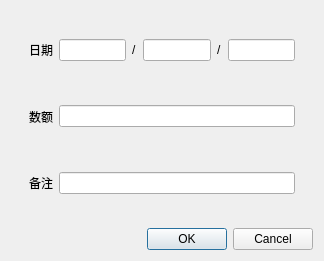
First picture: the form in withdrawdialog.ui, repository WitchElaina/BankSystem, before the edit.
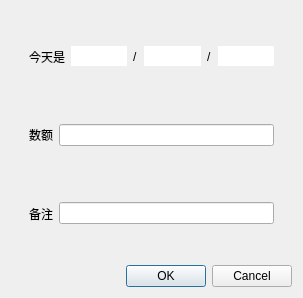
Second picture: the form after the edit.

Diff of the .ui file:
```diff
--- a/withdrawdialog.ui
+++ b/withdrawdialog.ui
@@ -6,12 +6,12 @@
    <rect>
     <x>0</x>
     <y>0</y>
-    <width>324</width>
-    <height>261</height>
+    <width>303</width>
+    <height>298</height>
    </rect>
   </property>
   <property name="sizePolicy">
-   <sizepolicy hsizetype="Fixed" vsizetype="Fixed">
+   <sizepolicy hsizetype="Preferred" vsizetype="Fixed">
     <horstretch>0</horstretch>
     <verstretch>0</verstretch>
    </sizepolicy>
@@ -29,15 +29,30 @@
          <item>
           <widget class="QLabel" name="label">
            <property name="text">
-            <string>日期</string>
+            <string>今天是</string>
            </property>
           </widget>
          </item>
          <item>
           <widget class="QLineEdit" name="year_input">
+           <property name="sizePolicy">
+            <sizepolicy hsizetype="Preferred" vsizetype="Fixed">
+             <horstretch>0</horstretch>
+             <verstretch>0</verstretch>
+            </sizepolicy>
+           </property>
+           <property name="mouseTracking">
+            <bool>false</bool>
+           </property>
            <property name="maxLength">
             <number>4</number>
            </property>
+           <property name="frame">
+            <bool>false</bool>
+           </property>
+           <property name="readOnly">
+            <bool>true</bool>
+           </property>
           </widget>
          </item>
          <item>
@@ -52,6 +67,12 @@
            <property name="maxLength">
             <number>2</number>
            </property>
+           <property name="frame">
+            <bool>false</bool>
+           </property>
+           <property name="readOnly">
+            <bool>true</bool>
+           </property>
           </widget>
          </item>
          <item>
@@ -63,9 +84,24 @@
          </item>
          <item>
           <widget class="QLineEdit" name="day_input">
+           <property name="mouseTracking">
+            <bool>false</bool>
+           </property>
+           <property name="focusPolicy">
+            <enum>Qt::StrongFocus</enum>
+           </property>
+           <property name="autoFillBackground">
+            <bool>false</bool>
+           </property>
            <property name="maxLength">
             <number>2</number>
            </property>
+           <property name="frame">
+            <bool>false</bool>
+           </property>
+           <property name="readOnly">
+            <bool>true</bool>
+           </property>
           </widget>
          </item>
         </layout>
@@ -86,6 +122,9 @@
            <property name="maxLength">
             <number>10</number>
            </property>
+           <property name="alignment">
+            <set>Qt::AlignRight|Qt::AlignTrailing|Qt::AlignVCenter</set>
+           </property>
           </widget>
          </item>
         </layout>
@@ -106,6 +145,9 @@
            <property name="maxLength">
             <number>40</number>
            </property>
+           <property name="alignment">
+            <set>Qt::AlignRight|Qt::AlignTrailing|Qt::AlignVCenter</set>
+           </property>
           </widget>
          </item>
         </layout>
```
Left out of the diff: 5 changed lines with no effect on the pictures.
